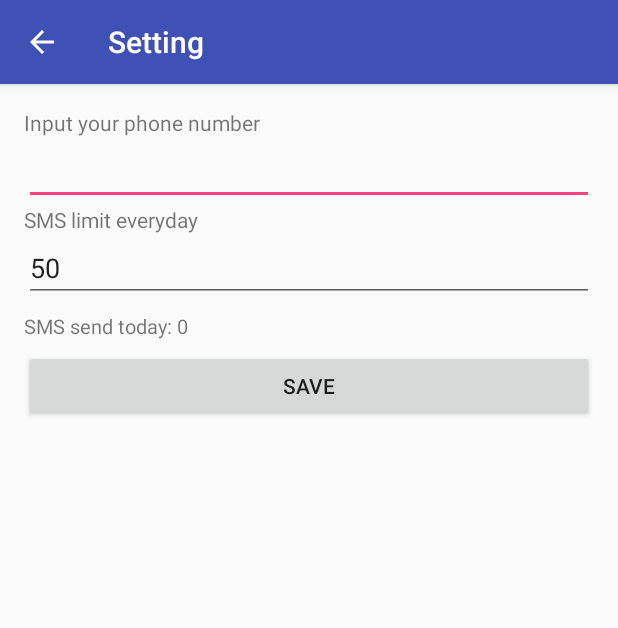
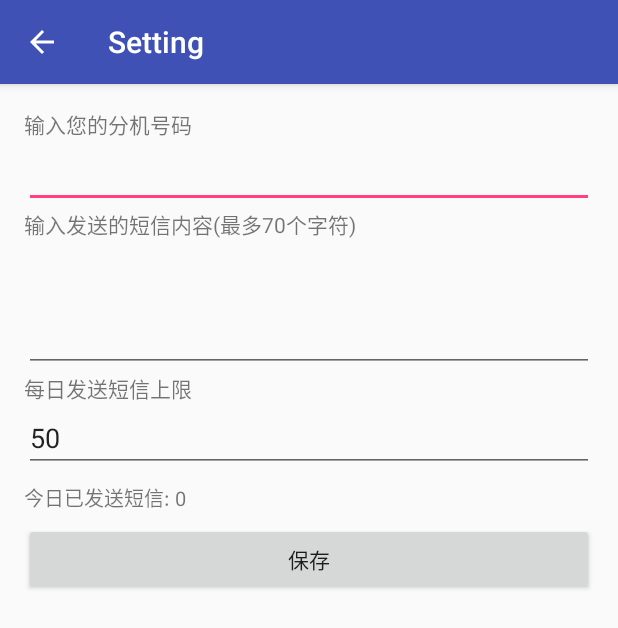
Before and after one commit to ofedge/AndroidSocket, an Android app: the SettingActivity screen opened directly, with no data from a screen before it, on a phone screen of 412 x 824 dp. Shown: the top 628 px of the screen. Run offline under Robolectric (Android 15) with nearby library versions, the phone set to English and light mode, and no system bars.

Commit message:
English -> 中文

```diff
--- a/SocketClient/app/src/main/java/xyz/liuyd/socketclient/MyDBOpenHelper.java
+++ b/SocketClient/app/src/main/java/xyz/liuyd/socketclient/MyDBOpenHelper.java
@@ -24,6 +24,7 @@ public class MyDBOpenHelper extends SQLiteOpenHelper {
             "CREATE TABLE " + ClientEntry.TABLE_NAME + "(" +
                     ClientEntry.COLUMN_NAME_CLIENT_ID + " INTEGER PRIMARY KEY" + COMMA_SEP +
                     ClientEntry.COLUMN_NAME_PHONE_NUMBER + TEXT_TYPE + COMMA_SEP +
+                    ClientEntry.COLUMN_NAME_SMS_CONTENT + TEXT_TYPE + COMMA_SEP +
                     ClientEntry.COLUMN_NAME_SMS_LIMIT + TEXT_TYPE + COMMA_SEP +
                     ClientEntry.COLUMN_NAME_DATE + TEXT_TYPE + COMMA_SEP +
                     ClientEntry.COLUMN_NAME_SMS_SEND + TEXT_TYPE + ")";
@@ -40,6 +41,7 @@ public class MyDBOpenHelper extends SQLiteOpenHelper {
         ContentValues values = new ContentValues();
         values.put(ClientEntry.COLUMN_NAME_CLIENT_ID, 1);
         values.put(ClientEntry.COLUMN_NAME_PHONE_NUMBER, "");
+        values.put(ClientEntry.COLUMN_NAME_SMS_CONTENT, "");
         values.put(ClientEntry.COLUMN_NAME_SMS_LIMIT, 50);
         values.put(ClientEntry.COLUMN_NAME_DATE, new SimpleDateFormat("yyyyMMdd").format(new Date()));
         values.put(ClientEntry.COLUMN_NAME_SMS_SEND, 0);
--- a/SocketClient/app/src/main/java/xyz/liuyd/socketclient/SettingActivity.java
+++ b/SocketClient/app/src/main/java/xyz/liuyd/socketclient/SettingActivity.java
@@ -25,6 +25,7 @@ public class SettingActivity extends AppCompatActivity {
     private String clientId;
 
     private EditText mPhoneNumber;
+    private EditText mSmsContent;
     private EditText mSmsLimit;
     private TextView mSmsSend;
     private Button mSaveButton;
@@ -35,6 +36,7 @@ public class SettingActivity extends AppCompatActivity {
         setContentView(R.layout.activity_setting);
 
         mPhoneNumber = (EditText) findViewById(R.id.phoneNumberText);
+        mSmsContent = (EditText) findViewById(R.id.smsContentText);
         mSmsLimit = (EditText) findViewById(R.id.smsLimitText);
         mSmsSend = (TextView) findViewById(R.id.smsSend);
         mSaveButton = (Button) findViewById(R.id.saveSetting);
@@ -54,12 +56,16 @@ public class SettingActivity extends AppCompatActivity {
             if (!TextUtils.isEmpty(phoneNumber)){
                 mPhoneNumber.setText(phoneNumber);
             }
+            String smsContent = cursor.getString(cursor.getColumnIndex(ClientEntry.COLUMN_NAME_SMS_CONTENT));
+            if (!TextUtils.isEmpty(smsContent)) {
+                mSmsContent.setText(smsContent);
+            }
             String smsLimit = cursor.getString(cursor.getColumnIndex(ClientEntry.COLUMN_NAME_SMS_LIMIT));
             if (!TextUtils.isEmpty(smsLimit)){
                 mSmsLimit.setText(smsLimit);
             }
             int smsSend = cursor.getInt(cursor.getColumnIndex(ClientEntry.COLUMN_NAME_SMS_SEND));
-            mSmsSend.setText("SMS send today: " + smsSend);
+            mSmsSend.setText("今日已发送短信: " + smsSend);
         }
 
         mSaveButton.setOnClickListener(new View.OnClickListener() {
@@ -67,16 +73,20 @@ public class SettingActivity extends AppCompatActivity {
             public void onClick(View v) {
                 String phoneNumber = mPhoneNumber.getText().toString();
                 String smsLimit = mSmsLimit.getText().toString();
+                String smsContent = mSmsContent.getText().toString();
                 if (TextUtils.isEmpty(phoneNumber)){
-                    Toast.makeText(getApplicationContext(), "Phone number in required!", Toast.LENGTH_LONG).show();
+                    Toast.makeText(getApplicationContext(), "分机号码必须填写!", Toast.LENGTH_LONG).show();
+                } else if (TextUtils.isEmpty(smsContent)) {
+                    Toast.makeText(getApplicationContext(), "短信内容必须填写!", Toast.LENGTH_LONG).show();
                 } else if (TextUtils.isEmpty(smsLimit)){
-                    Toast.makeText(getApplicationContext(), "SMS limit is required", Toast.LENGTH_LONG).show();
+                    Toast.makeText(getApplicationContext(), "每日短信上限必须填写", Toast.LENGTH_LONG).show();
                 }else {
                     ContentValues values = new ContentValues();
                     values.put(ClientEntry.COLUMN_NAME_PHONE_NUMBER, phoneNumber);
+                    values.put(ClientEntry.COLUMN_NAME_SMS_CONTENT, smsContent);
                     values.put(ClientEntry.COLUMN_NAME_SMS_LIMIT, smsLimit);
                     db.update(ClientEntry.TABLE_NAME, values, ClientEntry.COLUMN_NAME_CLIENT_ID + " = ?", new String[]{clientId});
-                    Toast.makeText(getApplicationContext(), "Saved!", Toast.LENGTH_LONG).show();
+                    Toast.makeText(getApplicationContext(), "保存成功!", Toast.LENGTH_LONG).show();
                 }
             }
         });
--- a/SocketClient/app/src/main/java/xyz/liuyd/socketclient/SocketClientContrat.java
+++ b/SocketClient/app/src/main/java/xyz/liuyd/socketclient/SocketClientContrat.java
@@ -13,6 +13,7 @@ public final class SocketClientContrat {
         public static final String TABLE_NAME = "clientinfo";
         public static final String COLUMN_NAME_CLIENT_ID = "id";
         public static final String COLUMN_NAME_PHONE_NUMBER = "phonenumber";
+        public static final String COLUMN_NAME_SMS_CONTENT = "smsContent";
         public static final String COLUMN_NAME_SMS_LIMIT = "smslimit";
         public static final String COLUMN_NAME_DATE = "date";
         public static final String COLUMN_NAME_SMS_SEND = "smssend";
--- a/SocketClient/app/src/main/res/layout/activity_setting.xml
+++ b/SocketClient/app/src/main/res/layout/activity_setting.xml
@@ -19,6 +19,20 @@
     <EditText
         android:id="@+id/phoneNumberText"
         android:inputType="number"
+        android:layout_width="match_parent"
+        android:layout_height="wrap_content" />
+
+    <TextView
+        android:id="@+id/smsContent"
+        android:text="@string/sms_content"
+        android:layout_width="wrap_content"
+        android:layout_height="wrap_content" />
+
+    <EditText
+        android:id="@+id/smsContentText"
+        android:minLines="3"
+        android:gravity="top"
+        android:maxLength="70"
         android:layout_width="match_parent"
         android:layout_height="wrap_content" />
 
--- a/SocketClient/app/src/main/res/values/strings.xml
+++ b/SocketClient/app/src/main/res/values/strings.xml
@@ -1,13 +1,14 @@
 <resources>
     <string name="app_name">SocketClient</string>
-    <string name="connect_socket">Connect</string>
-    <string name="disconnect_socket">Disconnect</string>
-    <string name="socket_info">Waiting for connection...</string>
-    <string name="action_settings">Setting</string>
+    <string name="connect_socket">连接</string>
+    <string name="disconnect_socket">断开</string>
+    <string name="socket_info">等待连接...</string>
+    <string name="action_settings">设置</string>
 
     <string name="title_activity_setting">SettingActivity</string>
-    <string name="phone_number">Input your phone number</string>
-    <string name="sms_limit">SMS limit everyday</string>
-    <string name="sms_send">SMS send today: 0</string>
-    <string name="save_setting">Save</string>
+    <string name="phone_number">输入您的分机号码</string>
+    <string name="sms_content">输入发送的短信内容(最多70个字符)</string>
+    <string name="sms_limit">每日发送短信上限</string>
+    <string name="sms_send">今日已发送短信: 0</string>
+    <string name="save_setting">保存</string>
 </resources>
```
Also changed, not shown: SocketClient/app/src/main/java/xyz/liuyd/socketclient/MainActivity.java (+24 -18 lines), 1 other file.
